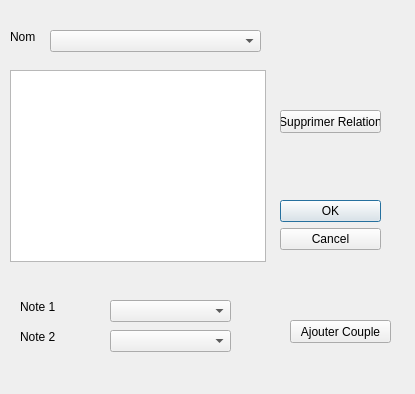
Before: the Qt Designer form gui/modifierrelation.ui in vincebhx/LO21-PluriNotes, drawn with Qt 5.
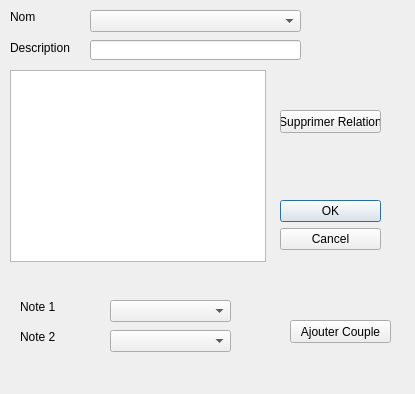
After: the same form once the commit is applied.

The edit to the form file:
```diff
--- a/gui/modifierrelation.ui
+++ b/gui/modifierrelation.ui
@@ -33,7 +33,7 @@
    <property name="geometry">
     <rect>
      <x>10</x>
-     <y>30</y>
+     <y>10</y>
      <width>47</width>
      <height>13</height>
     </rect>
@@ -81,8 +81,8 @@
   <widget class="QComboBox" name="comboBox">
    <property name="geometry">
     <rect>
-     <x>50</x>
-     <y>30</y>
+     <x>90</x>
+     <y>10</y>
      <width>211</width>
      <height>22</height>
     </rect>
@@ -134,6 +134,32 @@
     </rect>
    </property>
   </widget>
+  <widget class="QLabel" name="label_4">
+   <property name="geometry">
+    <rect>
+     <x>10</x>
+     <y>40</y>
+     <width>71</width>
+     <height>16</height>
+    </rect>
+   </property>
+   <property name="text">
+    <string>Description</string>
+   </property>
+  </widget>
+  <widget class="QLineEdit" name="lineEdit">
+   <property name="geometry">
+    <rect>
+     <x>90</x>
+     <y>40</y>
+     <width>211</width>
+     <height>20</height>
+    </rect>
+   </property>
+   <property name="readOnly">
+    <bool>true</bool>
+   </property>
+  </widget>
  </widget>
  <resources/>
  <connections>
```
